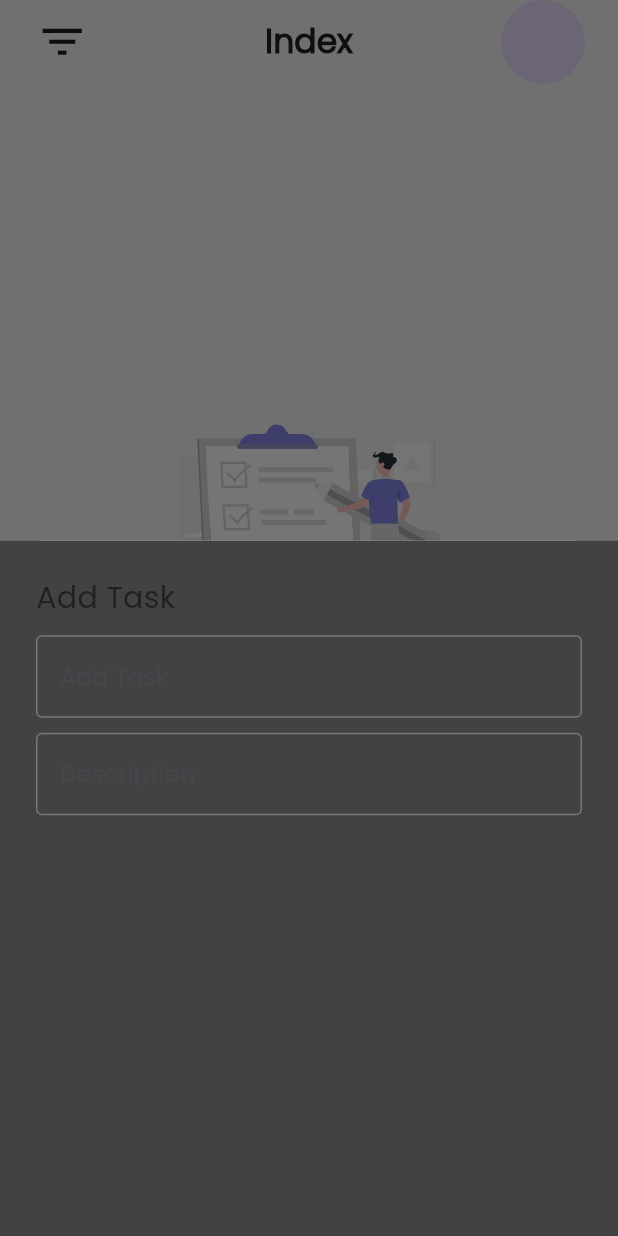
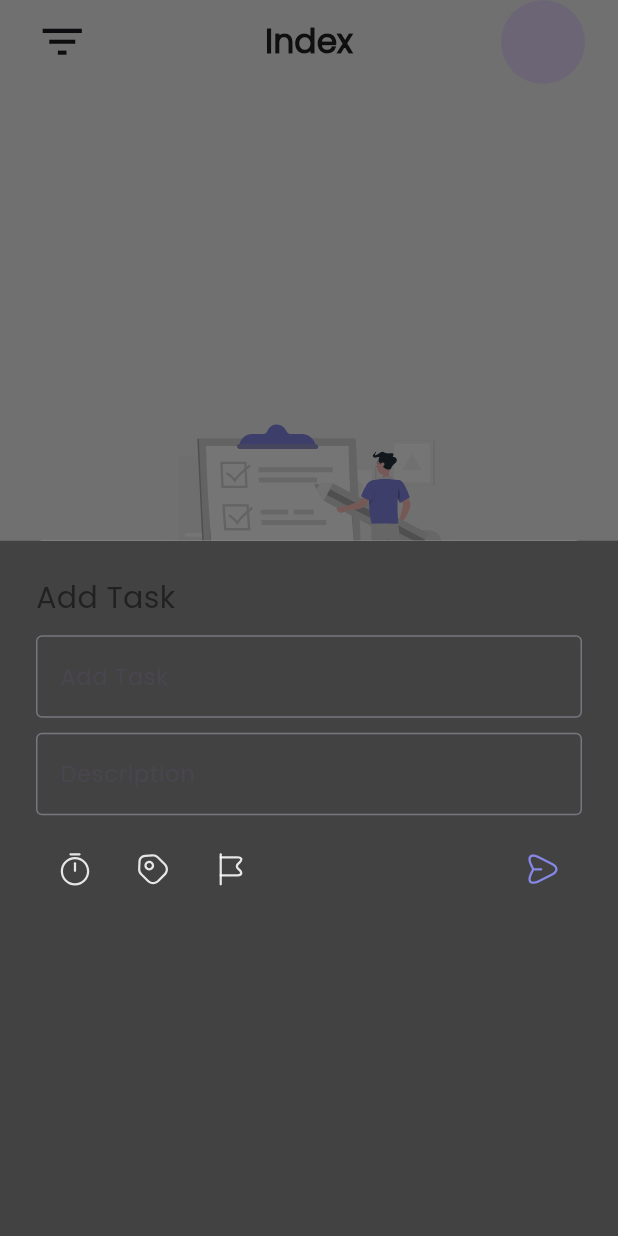
Before and after one commit to AesBiarenti/UpTodo-App, a Flutter app: the screen it shows after launch, after a tap on the "add" icon, on a phone screen of 412 x 824 dp. Run offline on Flutter 3.47's test engine with Material 3 defaults, Android fonts, the phone set to English and light mode, and no system bars; our stand-ins replace flutter_riverpod, flutter_svg, hive, hive_flutter; accounts and stored records are empty.

Commit message:
29-10-2024

```diff
--- a/lib/presentation/sheets/float_ac_bottom_sheets.dart
+++ b/lib/presentation/sheets/float_ac_bottom_sheets.dart
@@ -1,8 +1,9 @@
 import 'package:flutter/material.dart';
+import 'package:uptodo_app/presentation/widgets/svg_widget.dart';
 import 'package:uptodo_app/presentation/widgets/textfield.dart';
 
-void floatAcButtonBottomSheet(
-    BuildContext context, TextEditingController controller,TextEditingController controller2) {
+void floatAcButtonBottomSheet(BuildContext context,
+    TextEditingController controller, TextEditingController controller2) {
   showModalBottomSheet(
     context: context,
     builder: (context) {
@@ -22,11 +23,25 @@ void floatAcButtonBottomSheet(
                   controller: controller,
                   placeHolder: "Add Task",
                   keyboardType: TextInputType.text),
-                      const SizedBox(height: 10),
+              const SizedBox(height: 10),
               TextFieldWidget(
                   controller: controller,
                   placeHolder: "Description",
-                  keyboardType: TextInputType.text)
+                  keyboardType: TextInputType.text),
+              const SizedBox(height: 10),
+              const Row(
+                mainAxisAlignment: MainAxisAlignment.spaceBetween,
+                children: [
+                  Row(
+                    children: [
+                      SvgWidget(assetName: "timer"),
+                      SvgWidget(assetName: "tag"),
+                      SvgWidget(assetName: "flag"),
+                    ],
+                  ),
+                  SvgWidget(assetName: "send")
+                ],
+              ),
             ],
           ),
         ),
```
